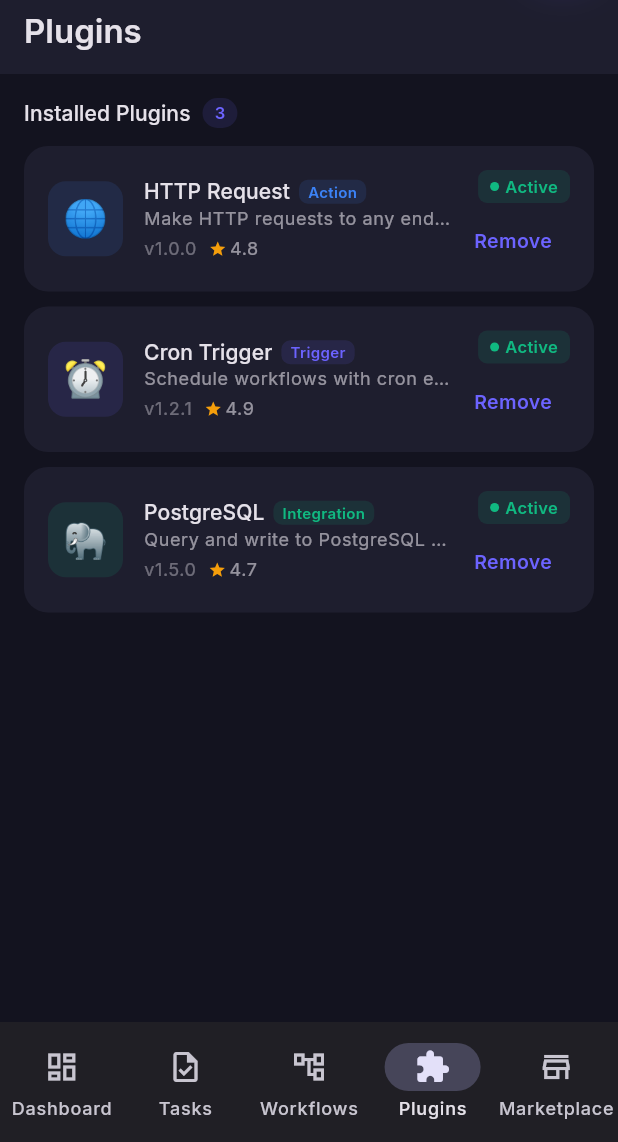
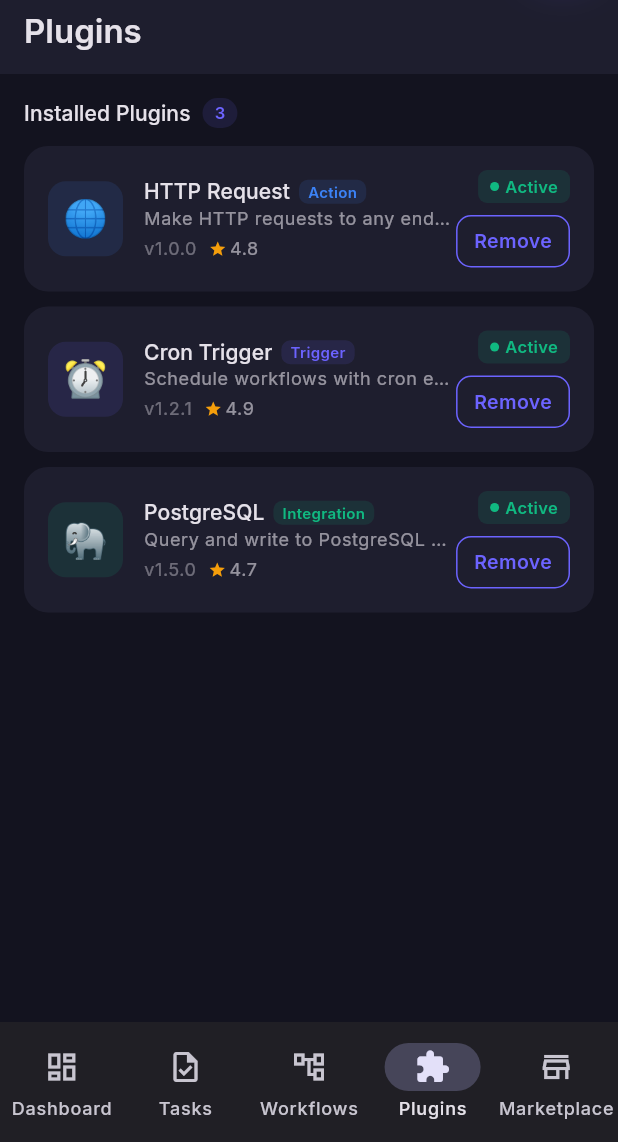
Before and after one commit to driver005/fuzzyboard, a Flutter app: the screen it shows after launch, item 4 of the bottom bar chosen, on a phone screen of 412 x 824 dp, the part 94-1236 px from its top. Run offline on Flutter 3.47's test engine with Material 3 defaults, Android fonts, the phone set to English and light mode, and no system bars; drawn by our look-alikes of flutter_animate; our stand-ins replace fl_chart, flutter_colorpicker, go_router, google_fonts, shared_preferences.

Commit message:
fix: remove conflicting borderRadius from Material widget in AppButton when shape is set
Agent-Logs-Url: https://github.com/driver005/fuzzyboard/sessions/1910595b-cd95-414e-9987-c6bf5536aec7

Co-authored-by: driver005 <60899173+driver005@users.noreply.github.com>

```diff
--- a/lib/shared/widgets/app_button.dart
+++ b/lib/shared/widgets/app_button.dart
@@ -83,7 +83,7 @@ class AppButton extends StatelessWidget {
       duration: const Duration(milliseconds: 200),
       child: Material(
         color: bgColor,
-        borderRadius: BorderRadius.circular(10),
+        borderRadius: side == BorderSide.none ? BorderRadius.circular(10) : null,
         shape: side == BorderSide.none
             ? null
             : RoundedRectangleBorder(
```
